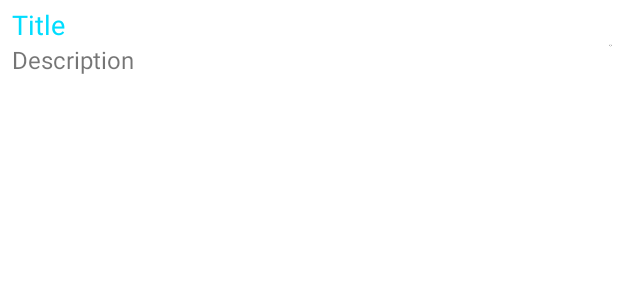
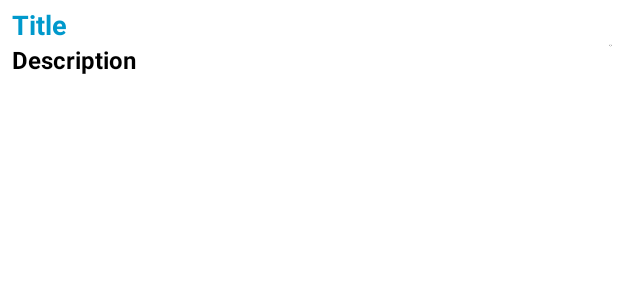
Before and after one commit to ashishkadam0/wiNews, an Android app: the layout item_main.xml on its own in the app's theme, with its tools: preview values and no code run, on a phone screen of 412 x 824 dp. Shown: the top 300 px of the screen. Run offline under Robolectric (Android 15) with nearby library versions, the phone set to English and light mode, and no system bars.

Commit message:
text color/style change

```diff
--- a/app/src/main/res/layout/item_main.xml
+++ b/app/src/main/res/layout/item_main.xml
@@ -37,7 +37,8 @@
         android:layout_marginLeft="8dp"
         android:layout_marginTop="4dp"
         android:textSize="18sp"
-        android:textColor="@android:color/holo_blue_bright"
+        android:textColor="@android:color/holo_blue_dark"
+        android:textStyle="bold"
         app:layout_constraintStart_toStartOf="parent"
         app:layout_constraintTop_toTopOf="parent"
         tools:text="Title" />
@@ -47,6 +48,8 @@
         android:layout_width="0dp"
         android:layout_height="wrap_content"
         android:textSize="16sp"
+        android:textColor="@color/black"
+        android:textStyle="bold"
         app:layout_constraintEnd_toStartOf="@+id/imageViewNews"
         app:layout_constraintStart_toStartOf="@+id/tvTitle"
         app:layout_constraintTop_toBottomOf="@+id/tvTitle"
```
